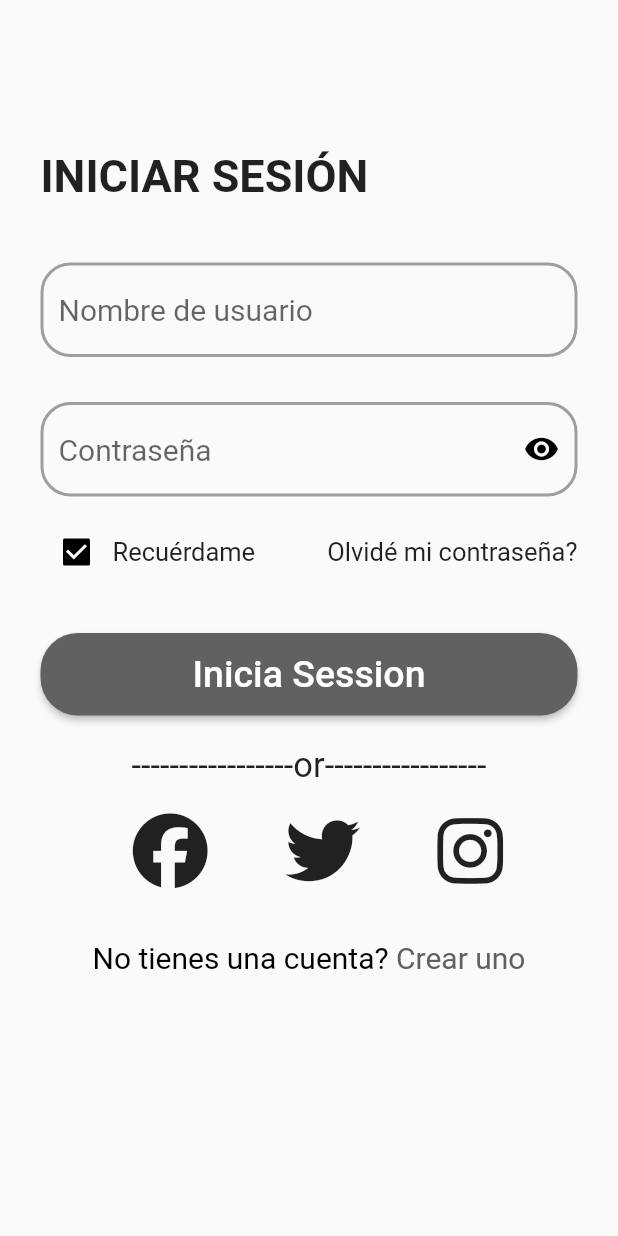
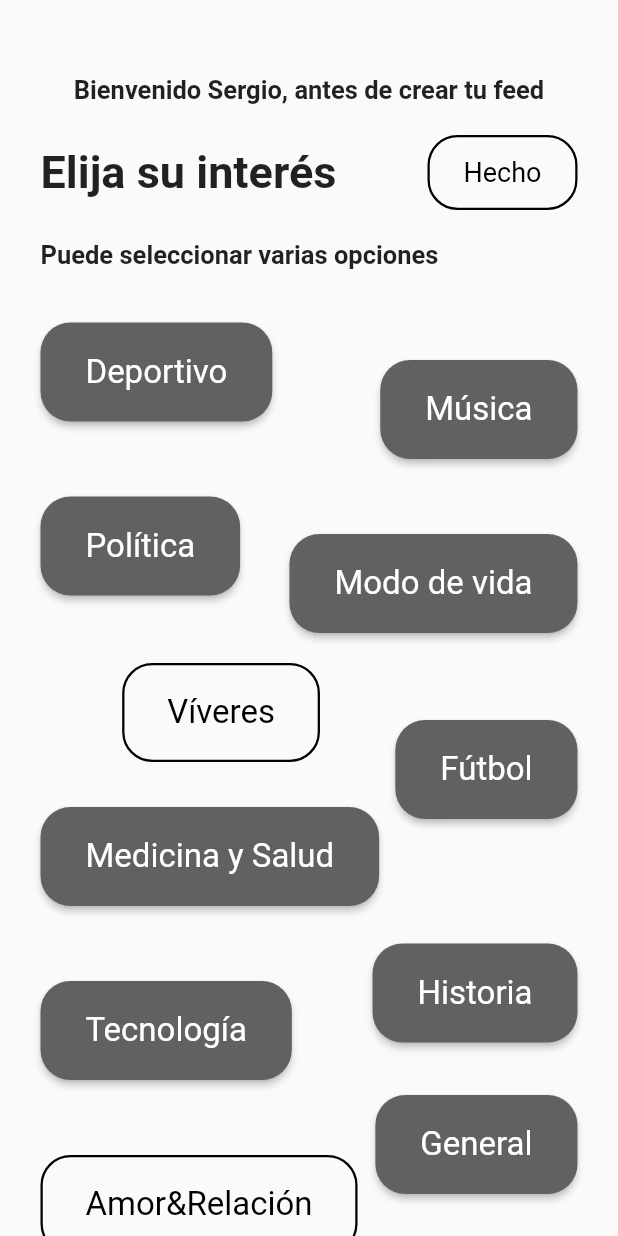
Before and after one commit to dev34/NewzApp, a Flutter app: the SignInPage screen opened by its route, after a tap on "Inicia Session", on a phone screen of 412 x 824 dp. Run offline on Flutter 3.47's test engine with Material 2 defaults, Android fonts, the phone set to English and light mode, and no system bars; our stand-ins replace font_awesome_flutter; Roboto replaces fonts that are missing (Arial, Times new roman).

Commit message:
Screen 4

```diff
--- /dev/null
+++ b/lib/interest_page.dart
@@ -0,0 +1,196 @@
+import 'package:flutter/material.dart';
+import './pubg_widgets/widgets.dart';
+
+class InterestPage extends StatelessWidget {
+  const InterestPage({Key? key}) : super(key: key);
+
+  @override
+  Widget build(BuildContext context) {
+    return SafeArea(
+      child: Scaffold(
+        body: SingleChildScrollView(
+          child: Padding(
+            padding: const EdgeInsets.symmetric(horizontal: 27, vertical: 50),
+            child: Column(
+              crossAxisAlignment: CrossAxisAlignment.start,
+              children: [
+                const Center(
+                  child: Text(
+                    'Bienvenido Sergio, antes de crear tu feed',
+                    style: TextStyle(fontSize: 17, fontWeight: FontWeight.bold),
+                  ),
+                ),
+                const SizedBox(height: 20),
+                Row(
+                  mainAxisAlignment: MainAxisAlignment.spaceBetween,
+                  children: [
+                    const Text(
+                      'Elija su interés',
+                      style:
+                          TextStyle(fontSize: 30, fontWeight: FontWeight.bold),
+                    ),
+                    SizedBox(
+                      width: 100.0,
+                      height: 50.0,
+                      child: OutlinedButton(
+                        style: OutlinedButton.styleFrom(
+                          side: const BorderSide(
+                            style: BorderStyle.solid,
+                            width: 1.5,
+                          ),
+                          shape: RoundedRectangleBorder(
+                              borderRadius: BorderRadius.circular(20)),
+                        ),
+                        child: const Text('Hecho',
+                            style: TextStyle(
+                                color: Colors.black,
+                                fontSize: 18,
+                                fontFamily: 'Roboto',
+                                fontWeight: FontWeight.normal)),
+                        onPressed: () {},
+                      ),
+                    ),
+                  ],
+                ),
+                const SizedBox(height: 20),
+                const Text(
+                  'Puede seleccionar varias opciones',
+                  style: TextStyle(fontSize: 17, fontWeight: FontWeight.bold),
+                ),
+                const SizedBox(height: 10),
+                Row(
+                  mainAxisAlignment: MainAxisAlignment.spaceBetween,
+                  children: [
+                    interestButton(text: 'Deportivo'),
+                    Padding(
+                      padding: const EdgeInsets.only(top: 50),
+                      child: interestButton(text: 'Música'),
+                    ),
+                  ],
+                ),
+                Row(
+                  mainAxisAlignment: MainAxisAlignment.spaceBetween,
+                  children: [
+                    interestButton(text: 'Política'),
+                    Padding(
+                      padding: const EdgeInsets.only(top: 50),
+                      child: interestButton(text: 'Modo de vida'),
+                    ),
+                  ],
+                ),
+                Row(
+                  mainAxisAlignment: MainAxisAlignment.spaceBetween,
+                  children: [
+                    Column(
+                      children: [
+                        Padding(
+                          padding: const EdgeInsets.only(
+                              left: 15, top: 20, bottom: 30),
+                          child: OutlinedButton(
+                            style: OutlinedButton.styleFrom(
+                              padding: const EdgeInsets.symmetric(
+                                  vertical: 20, horizontal: 30),
+                              side: const BorderSide(
+                                style: BorderStyle.solid,
+                                width: 1.5,
+                              ),
+                              shape: RoundedRectangleBorder(
+                                  borderRadius: BorderRadius.circular(20)),
+                            ),
+                            child: const Text('Víveres',
+                                style: TextStyle(
+                                    color: Colors.black,
+                                    fontSize: 22,
+                                    fontFamily: 'Roboto',
+                                    fontWeight: FontWeight.normal)),
+                            onPressed: () {},
+                          ),
+                        ),
+                        interestButton(text: 'Medicina y Salud')
+                      ],
+                    ),
+                    interestButton(text: 'Fútbol'),
+                  ],
+                ),
+                Row(
+                  mainAxisAlignment: MainAxisAlignment.spaceBetween,
+                  children: [
+                    Padding(
+                      padding: const EdgeInsets.only(top: 50),
+                      child: interestButton(text: 'Tecnología'),
+                    ),
+                    interestButton(text: 'Historia'),
+                  ],
+                ),
+                Row(
+                  mainAxisAlignment: MainAxisAlignment.spaceBetween,
+                  children: [
+                    Padding(
+                      padding: const EdgeInsets.only(top: 50),
+                      child: OutlinedButton(
+                        style: OutlinedButton.styleFrom(
+                          padding: const EdgeInsets.symmetric(
+                              vertical: 20, horizontal: 30),
+                          side: const BorderSide(
+                            style: BorderStyle.solid,
+                            width: 1.5,
+                          ),
+                          shape: RoundedRectangleBorder(
+                              borderRadius: BorderRadius.circular(20)),
+                        ),
+                        child: const Text('Amor&Relación',
+                            style: TextStyle(
+                                color: Colors.black,
+                                fontSize: 22,
+                                fontFamily: 'Roboto',
+                                fontWeight: FontWeight.normal)),
+                        onPressed: () {},
+                      ),
+                    ),
+                    Padding(
+                      padding: const EdgeInsets.only(bottom: 30),
+                      child: interestButton(text: 'General'),
+                    ),
+                  ],
+                ),
+                Row(
+                  mainAxisAlignment: MainAxisAlignment.spaceBetween,
+                  children: [
+                    Padding(
+                      padding: const EdgeInsets.only(bottom: 20),
+                      child: interestButton(text: 'Cine'),
+                    ),
+                    Padding(
+                      padding: const EdgeInsets.only(top: 60),
+                      child: OutlinedButton(
+                        style: OutlinedButton.styleFrom(
+                          padding: const EdgeInsets.symmetric(
+                              vertical: 20, horizontal: 30),
+                          side: const BorderSide(
+                            style: BorderStyle.solid,
+                            width: 1.5,
+                          ),
+                          shape: RoundedRectangleBorder(
+                              borderRadius: BorderRadius.circular(20)),
+                        ),
+                        child: const Text('Tiempo y Clima',
+                            style: TextStyle(
+                                color: Colors.black,
+                                fontSize: 22,
+                                fontFamily: 'Roboto',
+                                fontWeight: FontWeight.normal)),
+                        onPressed: () {},
+                      ),
+                    ),
+                  ],
+                ),
+                const SizedBox(height: 20),
+                interestButton(text: 'Educación')
+              ],
+            ),
+          ),
+        ),
+      ),
+    );
+  }
+}
--- a/lib/main.dart
+++ b/lib/main.dart
@@ -1,6 +1,8 @@
 import 'package:flutter/material.dart';
 import './flash_screen.dart';
 import './sign_in_page.dart';
+import './sign_up_page.dart';
+import './interest_page.dart';
 
 void main() {
   runApp(
@@ -13,6 +15,8 @@ void main() {
       routes: {
         '/': (context) => const FlashScreen(),
         '/signin': (context) => const SignInPage(),
+        '/signup': (context) => const SignUpPage(),
+        '/interest': (context) => const InterestPage(),
       },
       title: 'Dzuabry',
     ),
--- /dev/null
+++ b/lib/pubg_widgets/widgets.dart
@@ -0,0 +1,50 @@
+import 'package:flutter/material.dart';
+
+TextFormField simpleField(String hintText) {
+  return TextFormField(
+    style: const TextStyle(fontSize: 20, fontFamily: 'Arial'),
+    decoration: InputDecoration(
+      hintText: hintText,
+      enabledBorder: OutlineInputBorder(
+        borderSide: const BorderSide(
+          width: 2,
+          color: Colors.grey,
+        ),
+        borderRadius: BorderRadius.circular(20),
+      ),
+      focusedBorder: OutlineInputBorder(
+        borderSide: const BorderSide(
+          width: 2,
+          color: Colors.black,
+        ),
+        borderRadius: BorderRadius.circular(20),
+      ),
+    ),
+  );
+}
+
+ElevatedButton interestButton({required String text}) {
+  return ElevatedButton(
+    onPressed: () {},
+    style: ButtonStyle(
+      padding: MaterialStateProperty.all(
+          EdgeInsets.symmetric(vertical: 20, horizontal: 30)),
+      backgroundColor: MaterialStateProperty.all(
+        Colors.grey[700],
+      ),
+      // minimumSize: MaterialStateProperty.all(
+      //   Size(width, 60),
+      // ),
+      shape: MaterialStateProperty.all(
+        RoundedRectangleBorder(
+          borderRadius: BorderRadius.circular(20.0),
+        ),
+      ),
+    ),
+    child: Text(
+      text,
+      style: const TextStyle(
+          fontSize: 22, fontFamily: 'Roboto', fontWeight: FontWeight.normal),
+    ),
+  );
+}
--- a/lib/sign_in_page.dart
+++ b/lib/sign_in_page.dart
@@ -125,7 +125,9 @@ class _SignInPageState extends State<SignInPage> {
                       height: 30,
                     ),
                     ElevatedButton(
-                      onPressed: () {},
+                      onPressed: () {
+                        Navigator.pushNamed(context, '/interest');
+                      },
                       style: ButtonStyle(
                         backgroundColor: MaterialStateProperty.all(
                           Colors.grey[700],
@@ -182,6 +184,10 @@ class _SignInPageState extends State<SignInPage> {
                       height: 45,
                     ),
                     Center(
+                      child: GestureDetector(
+                        onTap: () {
+                          Navigator.pushNamed(context, '/signup');
+                        },
                         child: RichText(
                           text: TextSpan(
                             style: const TextStyle(
@@ -197,6 +203,7 @@ class _SignInPageState extends State<SignInPage> {
                           ),
                         ),
                       ),
+                    ),
                   ],
                 ),
               ),
```
Also changed, not shown: lib/sign_up_page.dart (added, +133 -0 lines). Lines whose indentation alone changed are shown as unchanged.
